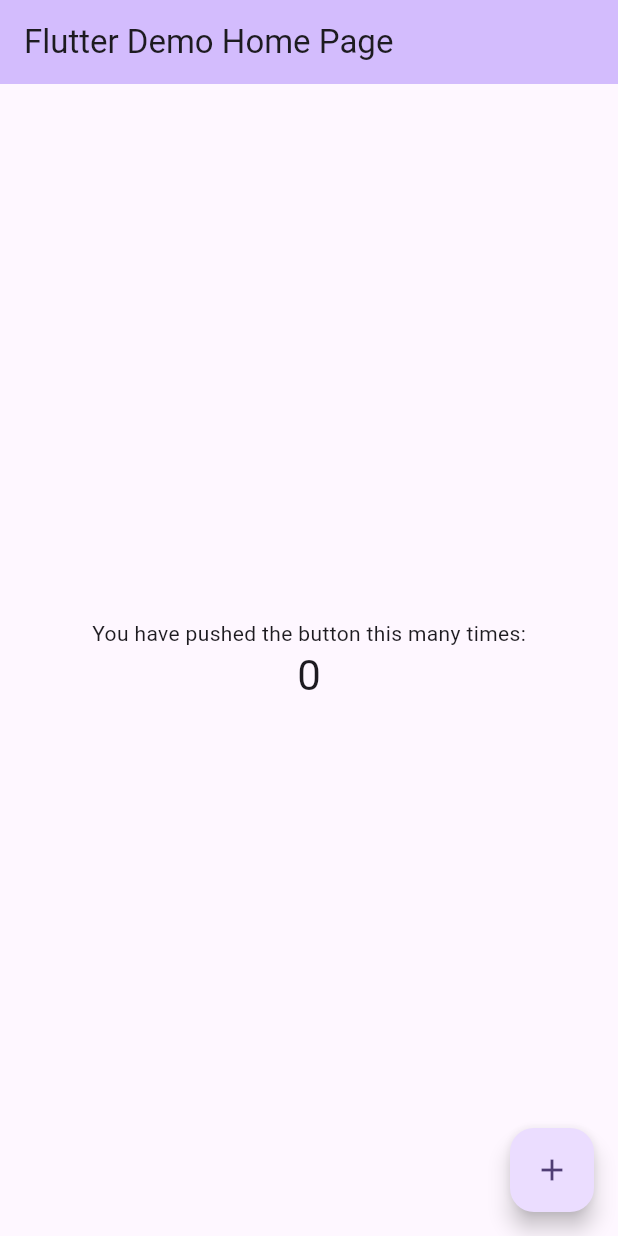
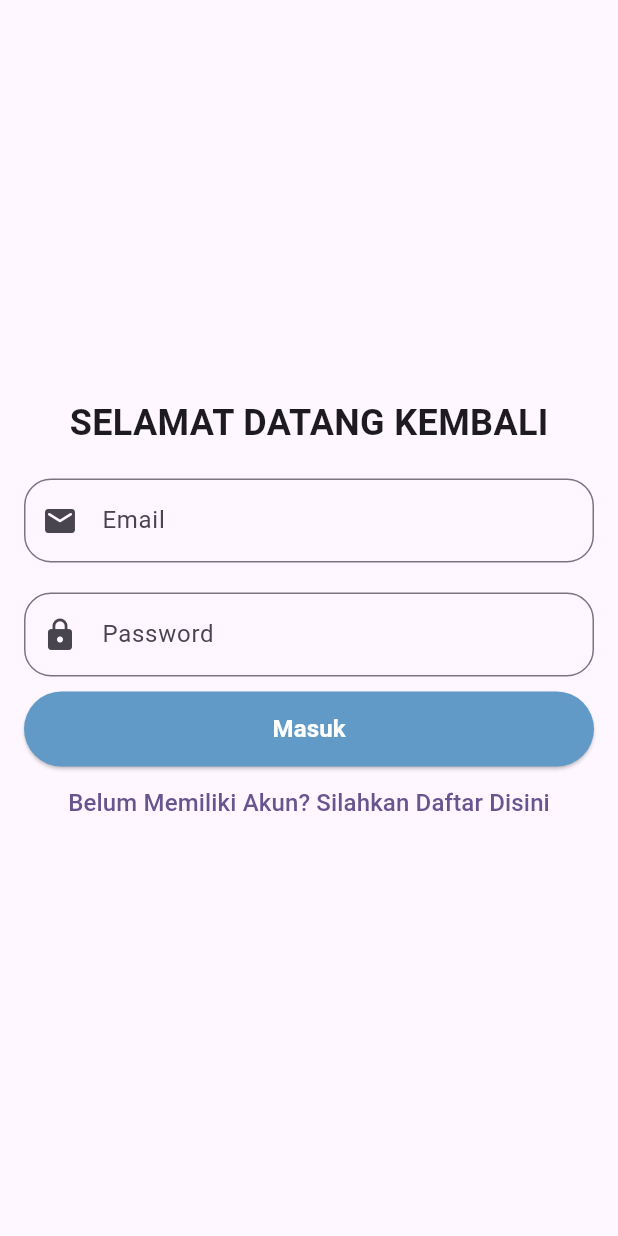
Before and after one commit to iamanggi/20220140123_UCP1Flutter, a Flutter app: the screen it shows after launch, on a phone screen of 412 x 824 dp. Run offline on Flutter 3.47's test engine with Material 3 defaults, Android fonts, the phone set to English and light mode, and no system bars.

Commit message:
membuat halaman login dengan input email dan input password

```diff
--- /dev/null
+++ b/lib/login_page.dart
@@ -0,0 +1,123 @@
+import 'package:flutter/material.dart';
+
+class LoginPage extends StatefulWidget {
+  const LoginPage({super.key});
+
+  @override
+  State<LoginPage> createState() => _LoginPageState();
+}
+
+class _LoginPageState extends State<LoginPage> {
+  final TextEditingController emailController = TextEditingController();
+  final TextEditingController passwordController = TextEditingController();
+
+  final _formKey = GlobalKey<FormState>(); // <-- diletakkan di luar build
+
+  @override
+  void initState() {
+    super.initState();
+  }
+
+  @override
+  Widget build(BuildContext context) {
+    return Scaffold(
+      body: Form( // <-- Bungkus dengan Form
+        key: _formKey,
+        child: Padding(
+          padding: const EdgeInsets.all(16.0),
+          child: Column(
+            mainAxisAlignment: MainAxisAlignment.center,
+            children: [
+              Text(
+                'Selamat datang kembali'.toUpperCase(),
+                style: TextStyle(
+                  fontSize: 24,
+                  fontWeight: FontWeight.bold,
+                ),
+              ),
+
+              Padding(
+                padding: const EdgeInsets.only(top: 20.0),
+                child:
+                TextFormField(
+                  controller: emailController,
+                  decoration: InputDecoration(
+                    border: OutlineInputBorder(
+                        borderRadius: BorderRadius.all(Radius.circular(18))),
+                    // labelText: 'Email',
+                    hintText: 'Email',
+                    prefixIcon: Icon(Icons.email_rounded),
+                  ),
+                  validator: (value) {
+                    if (value == null || value.isEmpty) {
+                      return 'Username tidak boleh kosong';
+                    }
+                    return null;
+                  },
+                ),
+              ),
+              Padding(
+                padding: const EdgeInsets.only(top: 20.0),
+                child: TextFormField(
+                  controller: passwordController,
+                  decoration: InputDecoration(
+                    border: OutlineInputBorder(
+                        borderRadius: BorderRadius.all(Radius.circular(18))),
+                    labelText: 'Password',
+                    hintText: 'Masukkan Password',
+                    prefixIcon: Icon(Icons.lock),
+                  ),
+                  obscureText: true,
+                  validator: (value) {
+                    if (value == null || value.isEmpty) {
+                      return 'Password tidak boleh kosong';
+                    }
+                    return null;
+                  },
+                ),
+              ),
+              Padding(
+                padding: const EdgeInsets.only(top: 10.0),
+                child: SizedBox(
+                  width: 500,
+                  height: 50,
+                  child: ElevatedButton.icon(
+                    onPressed: () {
+                      if (_formKey.currentState!.validate()) {
+                        // Lanjutkan ke halaman berikutnya atau login
+                        ScaffoldMessenger.of(context).showSnackBar(
+                          SnackBar(content: Text('Berhasil Masuk!')),
+                        );
+                      }
+                    },
+                    style: ElevatedButton.styleFrom(
+                      backgroundColor: const Color.fromARGB(255, 97, 153, 199),
+                    ),
+                    label: Text(
+                      'Masuk',
+                      style: TextStyle(
+                        fontSize: 16,
+                        fontWeight: FontWeight.bold,
+                        color: Colors.white,
+                      ),
+                    ),
+                  ),
+                ),
+              ),
+              TextButton(
+                onPressed: () {
+                  // Navigator.push(context,
+                  // MaterialPageRoute(builder: (context)=> RegisterPage()));
+                },
+                child: Text(
+                  'Belum Memiliki Akun? Silahkan Daftar Disini',
+                  style: TextStyle(fontSize: 16),
+                ),
+              )
+            ],
+          ),
+        ),
+      ),
+    );
+  }
+}
--- a/lib/main.dart
+++ b/lib/main.dart
@@ -1,4 +1,5 @@
 import 'package:flutter/material.dart';
+import 'package:ucp1_flutter/login_page.dart';
 
 void main() {
   runApp(const MyApp());
@@ -13,7 +14,7 @@ class MyApp extends StatelessWidget {
       theme: ThemeData(
         colorScheme: ColorScheme.fromSeed(seedColor: Colors.deepPurple),
       ),
-      home: const MyHomePage(title: 'Flutter Demo Home Page'),
+      home: LoginPage(),
     );
   }
 }
```
